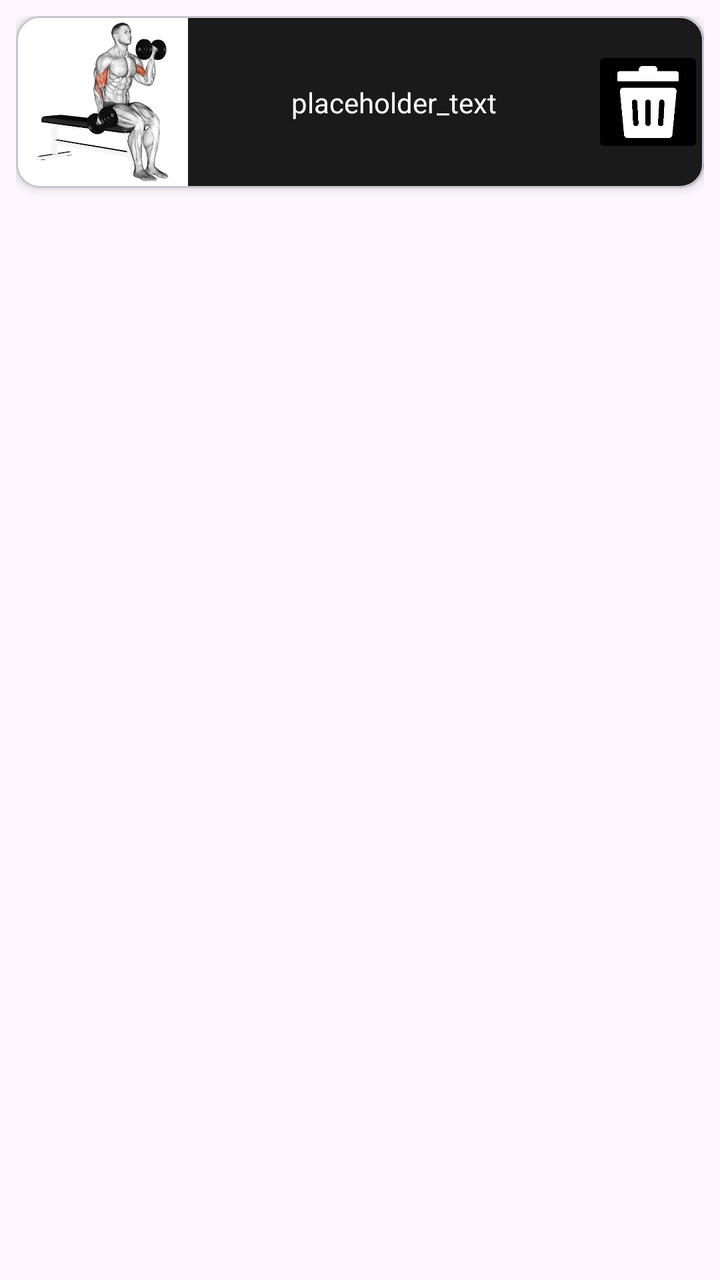
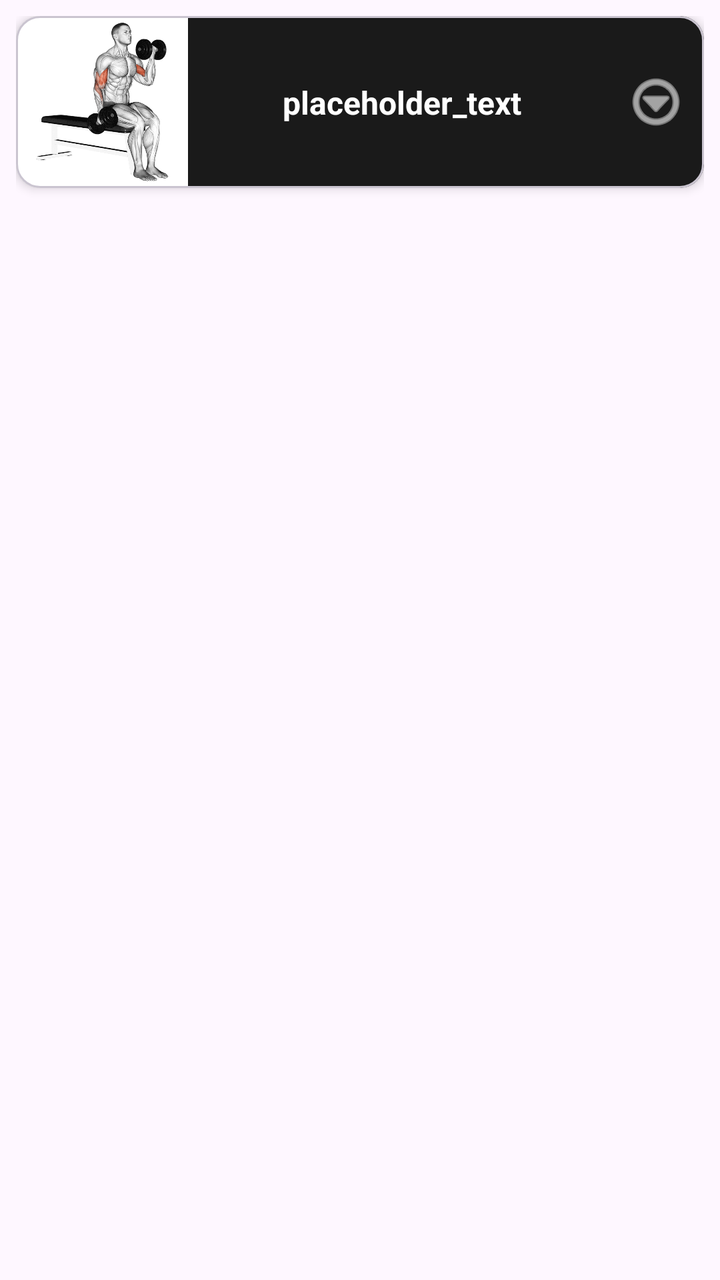

Screens rendered from an Android XML layout before and after an edit, with the pre-edit source and the edit as a unified diff.
<!-- AndroidManifest.xml: application theme Theme.MuscleApp -->
<!-- res/layout/item_plan_exercise.xml -->
<?xml version="1.0" encoding="utf-8"?>
<androidx.constraintlayout.widget.ConstraintLayout xmlns:android="http://schemas.android.com/apk/res/android"
    xmlns:app="http://schemas.android.com/apk/res-auto"
    xmlns:tools="http://schemas.android.com/tools"
    android:layout_width="match_parent"
    android:layout_height="wrap_content"
    android:padding="8dp"
    >

    <com.google.android.material.card.MaterialCardView
        android:layout_width="0dp"
        android:layout_height="wrap_content"
        app:layout_constraintStart_toStartOf="parent"
        app:layout_constraintEnd_toEndOf="parent"
        app:layout_constraintTop_toTopOf="parent"
        app:cardElevation="3dp"
        app:strokeWidth="1dp"
        app:cardBackgroundColor="#1A1A1A"
        >

        <androidx.constraintlayout.widget.ConstraintLayout
            android:layout_width="match_parent"
            android:layout_height="wrap_content">
            <ImageView
                android:id="@+id/plan_exercise_image"
                android:layout_width="86dp"
                android:layout_height="86dp"
                app:layout_constraintStart_toStartOf="parent"
                app:layout_constraintTop_toTopOf="parent"
                app:layout_constraintBottom_toBottomOf="parent"
                android:scaleType="fitEnd"
                android:src="@drawable/bicep_curl"
                />

            <TextView
                android:id="@+id/plan_exercise_title"
                android:layout_width="0dp"
                android:layout_height="wrap_content"
                android:layout_marginStart="12dp"
                android:layout_marginEnd="8dp"
                android:text="placeholder_text"
                android:textColor="@color/white"
                android:textAlignment="center"
                app:layout_constraintBottom_toBottomOf="parent"
                app:layout_constraintEnd_toStartOf="@id/plan_exercise_delete_btn"
                app:layout_constraintStart_toEndOf="@id/plan_exercise_image"
                app:layout_constraintTop_toTopOf="parent" />


            <ImageButton
                android:id="@+id/plan_exercise_delete_btn"
                android:src="@drawable/delete_button"
                android:backgroundTint="@color/black"
                android:scaleType="fitCenter"
                android:layout_width="56dp"
                android:layout_height="56dp"
                app:layout_constraintEnd_toEndOf="parent"
                app:layout_constraintTop_toTopOf="parent"
                app:layout_constraintBottom_toBottomOf="parent"

            />

        </androidx.constraintlayout.widget.ConstraintLayout>
    </com.google.android.material.card.MaterialCardView>

</androidx.constraintlayout.widget.ConstraintLayout>
<!-- resources referenced by this layout -->
<resources>
  <color name="black">#FF000000</color>
  <color name="white">#FFFFFFFF</color>
  <!-- drawable bicep_curl: png bitmap (drawable, 953098 bytes) -->
  <!-- drawable delete_button: png bitmap (drawable, 3772 bytes) -->
  <style name="Theme.MuscleApp" parent="Base.Theme.MuscleApp" />
  <style name="Base.Theme.MuscleApp" parent="Theme.Material3.Light.NoActionBar">
          
          
      </style>
</resources>

<!-- the commit's change to res/layout/item_plan_exercise.xml (unified diff, before → after) -->
@@ -32,33 +32,53 @@
                 android:src="@drawable/bicep_curl"
                 />
 
-            <TextView
-                android:id="@+id/plan_exercise_title"
+            <LinearLayout
+                android:id="@+id/text_layout"
                 android:layout_width="0dp"
                 android:layout_height="wrap_content"
+                android:orientation="vertical"
+                android:gravity="center"
                 android:layout_marginStart="12dp"
                 android:layout_marginEnd="8dp"
-                android:text="placeholder_text"
-                android:textColor="@color/white"
-                android:textAlignment="center"
                 app:layout_constraintBottom_toBottomOf="parent"
-                app:layout_constraintEnd_toStartOf="@id/plan_exercise_delete_btn"
+                app:layout_constraintEnd_toStartOf="@id/plan_exercise_options_btn"
                 app:layout_constraintStart_toEndOf="@id/plan_exercise_image"
-                app:layout_constraintTop_toTopOf="parent" />
+                app:layout_constraintTop_toTopOf="parent">
+
+                <TextView
+                    android:id="@+id/plan_exercise_title"
+                    android:layout_width="match_parent"
+                    android:layout_height="wrap_content"
+                    android:text="placeholder_text"
+                    android:textColor="@color/white"
+                    android:textSize="16sp"
+                    android:textStyle="bold"
+                    android:textAlignment="center" />
+
+                <TextView
+                    android:id="@+id/plan_exercise_stats"
+                    android:layout_width="match_parent"
+                    android:layout_height="wrap_content"
+                    android:text="3 sets x 12 reps"
+                    android:textColor="@android:color/darker_gray"
+                    android:textSize="14sp"
+                    android:textAlignment="center"
+                    android:visibility="gone"
+                    tools:visibility="visible" />
+
+            </LinearLayout>
 
 
             <ImageButton
-                android:id="@+id/plan_exercise_delete_btn"
-                android:src="@drawable/delete_button"
-                android:backgroundTint="@color/black"
-                android:scaleType="fitCenter"
-                android:layout_width="56dp"
-                android:layout_height="56dp"
+                android:id="@+id/plan_exercise_options_btn"
+                android:layout_width="48dp"
+                android:layout_height="48dp"
+                android:background="?attr/selectableItemBackgroundBorderless"
+                android:src="@android:drawable/ic_menu_more"
+                app:layout_constraintBottom_toBottomOf="parent"
                 app:layout_constraintEnd_toEndOf="parent"
                 app:layout_constraintTop_toTopOf="parent"
-                app:layout_constraintBottom_toBottomOf="parent"
-
-            />
+                app:tint="@color/white" />
 
         </androidx.constraintlayout.widget.ConstraintLayout>
     </com.google.android.material.card.MaterialCardView>
<!-- resource entries referenced after the edit -->
@@ -1,9 +1,7 @@
 <!-- resources referenced by this layout -->
 <resources>
-  <color name="black">#FF000000</color>
   <color name="white">#FFFFFFFF</color>
   <!-- drawable bicep_curl: png bitmap (drawable, 953098 bytes) -->
-  <!-- drawable delete_button: png bitmap (drawable, 3772 bytes) -->
   <style name="Theme.MuscleApp" parent="Base.Theme.MuscleApp" />
   <style name="Base.Theme.MuscleApp" parent="Theme.Material3.Light.NoActionBar">
           
